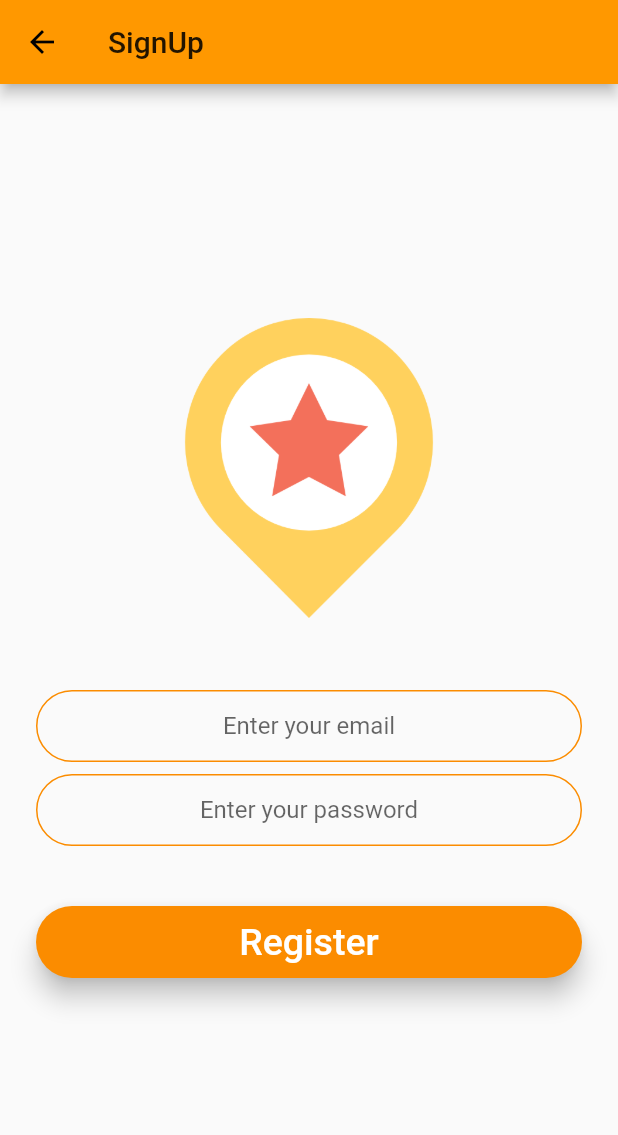
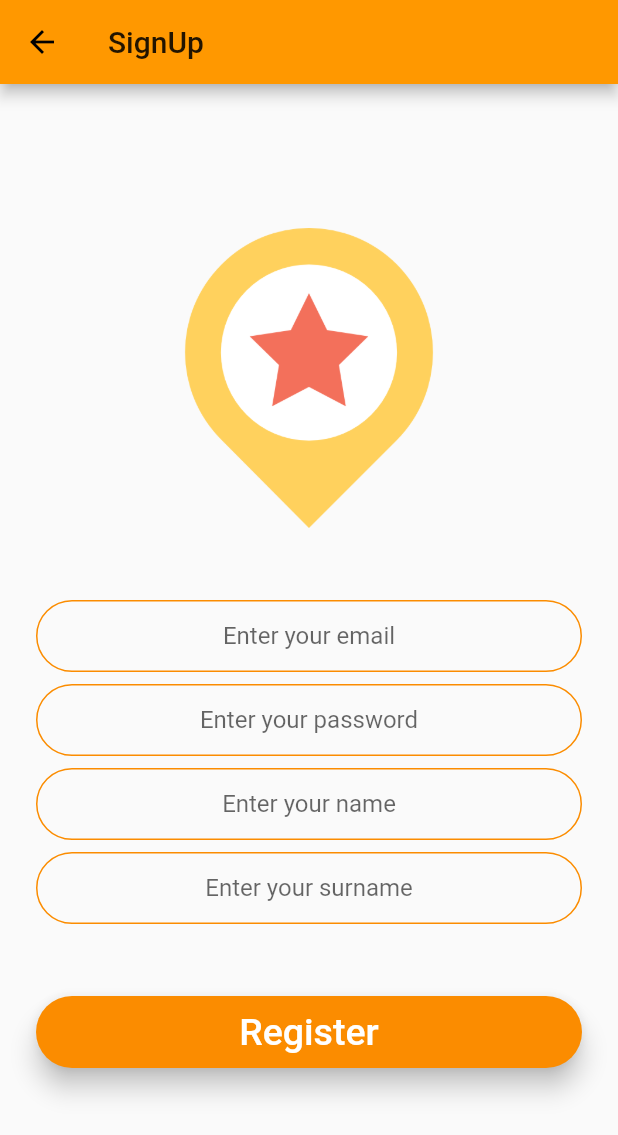
Before and after one commit to notive-app/notive, a Flutter app: the SignupScreen screen opened by its route, on a phone screen of 412 x 824 dp. Shown: the top 1135 px of the screen. Run offline on Flutter 3.47's test engine with Material 2 defaults, Android fonts, the phone set to English and light mode, and no system bars; our stand-ins replace animated_text_kit, google_maps_flutter, modal_progress_hud; network calls fail.

```diff
--- a/notive_app/lib/screens/add_item_screen.dart
+++ b/notive_app/lib/screens/add_item_screen.dart
@@ -1,8 +1,8 @@
 import 'package:flutter/material.dart';
-import 'package:notive_app/models/list_model.dart';
+import 'package:notive_app/models/user_model.dart';
 import 'package:provider/provider.dart';
+
 import 'constants.dart';
-import 'package:notive_app/models/user_model.dart';
 
 class AddItemScreen extends StatelessWidget {
   @override
@@ -48,7 +48,7 @@ class AddItemScreen extends StatelessWidget {
               color: kOrangeColor,
               onPressed: () {
                 Provider.of<UserModel>(context, listen: false)
-                    .addItem(UserModel.curListIndex, newItemString);
+                    .addItem(newItemString);
                 Navigator.pop(context);
               },
             ),
--- a/notive_app/lib/screens/signup_screen.dart
+++ b/notive_app/lib/screens/signup_screen.dart
@@ -1,8 +1,11 @@
 import 'package:flutter/material.dart';
+import 'package:modal_progress_hud/modal_progress_hud.dart';
 import 'package:notive_app/components/rounded_button.dart';
+import 'package:notive_app/models/user_model.dart';
 import 'package:notive_app/screens/constants.dart';
+import 'package:provider/provider.dart';
+
 import 'dashboard_screen.dart';
-import 'package:modal_progress_hud/modal_progress_hud.dart';
 
 class SignupScreen extends StatefulWidget {
   static const String id = 'signup_screen';
@@ -15,6 +18,8 @@ class _SignupScreenState extends State<SignupScreen> {
   bool showSpinner = false;
   String email;
   String password;
+  String name;
+  String surname;
 
   @override
   Widget build(BuildContext context) {
@@ -65,6 +70,31 @@ class _SignupScreenState extends State<SignupScreen> {
                     hintText: 'Enter your password'),
               ),
               SizedBox(
+                height: 8.0,
+              ),
+              TextField(
+                textAlign: TextAlign.center,
+                onChanged: (value) {
+                  name = value;
+                },
+                decoration: kTextFieldDecorationSign.copyWith(
+                    hintText: 'Enter your name'),
+              ),
+              SizedBox(
+                height: 8.0,
+              ),
+              TextField(
+                textAlign: TextAlign.center,
+                onChanged: (value) {
+                  surname = value;
+                },
+                decoration: kTextFieldDecorationSign.copyWith(
+                    hintText: 'Enter your surname'),
+              ),
+              SizedBox(
+                height: 8.0,
+              ),
+              SizedBox(
                 height: 24.0,
               ),
               RoundedButton(
@@ -74,19 +104,24 @@ class _SignupScreenState extends State<SignupScreen> {
                   setState(() {
                     showSpinner = true;
                   });
-//                  try {
-//                    final newUser = await _auth.createUserWithEmailAndPassword(
-//                        email: email, password: password);
-//                    if (newUser != null) {
-//                      Navigator.pushNamed(context, DashboardScreen.id);
-//                    }
-//
-//                    setState(() {
-//                      showSpinner = false;
-//                    });
-//                  } catch (e) {
-//                    print(e);
-//                  }
+
+                  var data = Map<String,dynamic>();
+                  data["email"] = email;
+                  data["password"] = password;
+                  data["name"] = name;
+                  data["surname"] = surname;
+
+                  var result = await Provider.of<UserModel>(context, listen: false).
+                  signUp(data);
+
+                  if(result){
+                    Navigator.pushNamed(context, DashboardScreen.id);
+                  }
+
+                  setState(() {
+                    showSpinner = false;
+                  });
+
                 },
               ),
             ],
```
Also changed, not shown: notive_app/lib/components/dashboard.dart (+3 -5 lines), notive_app/lib/components/item_list.dart (+6 -8 lines), notive_app/lib/main.dart (+11 -10 lines), notive_app/lib/models/user_model.dart (+55 -29 lines), notive_app/lib/screens/dashboard_screen.dart (+7 -6 lines), notive_app/lib/screens/login_screen.dart (+16 -36 lines), notive_app/lib/util/request.dart (+23 -29 lines), 1 other file.
